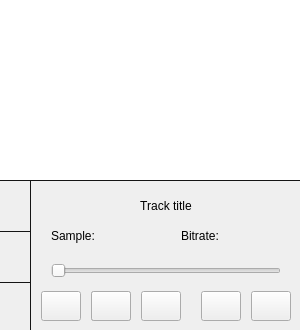
psv-git/Qrudio, file src/forms/PlayerWindow.ui: the form before one commit.
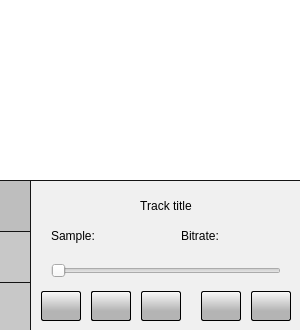
The form after the commit. Icons and pictures are not drawn.

```diff
--- a/src/forms/PlayerWindow.ui
+++ b/src/forms/PlayerWindow.ui
@@ -83,6 +83,8 @@
 QTabBar:tab {
 	width: 30px;
 	height: 50px;
+
+	background-color: rgb(200, 200, 200);
 	
 	border-top: 1px solid  rgb(20, 20, 20);
 	border-right: 1px solid  rgb(20, 20, 20);
@@ -91,6 +93,10 @@
 	padding-top: -15px;
 	padding-bottom: 15px;
 }
+
+QTabBar:tab:selected {
+    background-color: rgb(190, 190, 190);
+}
 </string>
     </property>
     <property name="tabPosition">
@@ -124,10 +130,19 @@
      <bool>false</bool>
     </property>
     <widget class="QWidget" name="playTab">
+     <property name="styleSheet">
+      <string notr="true">QWidget {
+	background-color: rgb(240, 240, 240);
+}
+</string>
+     </property>
      <attribute name="title">
       <string/>
      </attribute>
      <widget class="QPushButton" name="prevPlayButton">
+      <property name="enabled">
+       <bool>true</bool>
+      </property>
       <property name="geometry">
        <rect>
         <x>10</x>
@@ -148,6 +163,29 @@
         <height>30</height>
        </size>
       </property>
+      <property name="styleSheet">
+       <string notr="true">QPushButton {
+	font: 75 12pt &quot;Liberation Sans&quot;;
+	color: rgb(255, 255, 255);
+
+	background-color: qlineargradient(x1: 0, y1: 0, x2: 0, y2: 0.67,  stop: 0 rgb(250,250, 250), stop: 1 rgb(180, 180, 180));
+
+	border: 1px solid  rgb(0, 0, 0);
+	border-radius: 2px;
+}
+
+QPushButton:hover {
+	background-color: qlineargradient(x1: 0, y1: 0, x2: 0, y2: 0.67,  stop: 0 rgb(230,230, 230), stop: 1 rgb(160, 160, 160));
+}
+
+QPushButton:disabled {
+	background-color: rgb(220, 220, 220);
+}
+</string>
+      </property>
+      <property name="locale">
+       <locale language="English" country="UnitedStates"/>
+      </property>
       <property name="text">
        <string/>
       </property>
@@ -173,6 +211,26 @@
         <height>30</height>
        </size>
       </property>
+      <property name="styleSheet">
+       <string notr="true">QPushButton {
+	font: 75 12pt &quot;Liberation Sans&quot;;
+	color: rgb(255, 255, 255);
+
+	background-color: qlineargradient(x1: 0, y1: 0, x2: 0, y2: 0.67,  stop: 0 rgb(250,250, 250), stop: 1 rgb(180, 180, 180));
+
+	border: 1px solid  rgb(0, 0, 0);
+	border-radius: 2px;
+}
+
+QPushButton:hover {
+	background-color: qlineargradient(x1: 0, y1: 0, x2: 0, y2: 0.67,  stop: 0 rgb(230,230, 230), stop: 1 rgb(160, 160, 160));
+}
+
+QPushButton:disabled {
+	background-color: rgb(220, 220, 220);
+}
+</string>
+      </property>
       <property name="text">
        <string/>
       </property>
@@ -204,6 +262,29 @@
         <height>30</height>
        </size>
       </property>
+      <property name="styleSheet">
+       <string notr="true">QPushButton {
+	font: 75 12pt &quot;Liberation Sans&quot;;
+	color: rgb(255, 255, 255);
+
+	background-color: qlineargradient(x1: 0, y1: 0, x2: 0, y2: 0.67,  stop: 0 rgb(250,250, 250), stop: 1 rgb(180, 180, 180));
+
+	border: 1px solid  rgb(0, 0, 0);
+	border-radius: 2px;
+}
+
+QPushButton:hover {
+	background-color: qlineargradient(x1: 0, y1: 0, x2: 0, y2: 0.67,  stop: 0 rgb(230,230, 230), stop: 1 rgb(160, 160, 160));
+}
+
+QPushButton:disabled {
+	background-color: rgb(220, 220, 220);
+}
+</string>
+      </property>
+      <property name="locale">
+       <locale language="English" country="UnitedStates"/>
+      </property>
       <property name="text">
        <string/>
       </property>
@@ -297,6 +378,29 @@
         <height>30</height>
        </size>
       </property>
+      <property name="styleSheet">
+       <string notr="true">QPushButton {
+	font: 75 12pt &quot;Liberation Sans&quot;;
+	color: rgb(255, 255, 255);
+
+	background-color: qlineargradient(x1: 0, y1: 0, x2: 0, y2: 0.67,  stop: 0 rgb(250,250, 250), stop: 1 rgb(180, 180, 180));
+
+	border: 1px solid  rgb(0, 0, 0);
+	border-radius: 2px;
+}
+
+QPushButton:hover {
+	background-color: qlineargradient(x1: 0, y1: 0, x2: 0, y2: 0.67,  stop: 0 rgb(230,230, 230), stop: 1 rgb(160, 160, 160));
+}
+
+QPushButton:disabled {
+	background-color: rgb(220, 220, 220);
+}
+</string>
+      </property>
+      <property name="locale">
+       <locale language="English" country="UnitedStates"/>
+      </property>
       <property name="text">
        <string/>
       </property>
@@ -331,6 +435,29 @@
         <height>30</height>
        </size>
       </property>
+      <property name="styleSheet">
+       <string notr="true">QPushButton {
+	font: 75 12pt &quot;Liberation Sans&quot;;
+	color: rgb(255, 255, 255);
+
+	background-color: qlineargradient(x1: 0, y1: 0, x2: 0, y2: 0.67,  stop: 0 rgb(250,250, 250), stop: 1 rgb(180, 180, 180));
+
+	border: 1px solid  rgb(0, 0, 0);
+	border-radius: 2px;
+}
+
+QPushButton:hover {
+	background-color: qlineargradient(x1: 0, y1: 0, x2: 0, y2: 0.67,  stop: 0 rgb(230,230, 230), stop: 1 rgb(160, 160, 160));
+}
+
+QPushButton:disabled {
+	background-color: rgb(220, 220, 220);
+}
+</string>
+      </property>
+      <property name="locale">
+       <locale language="English" country="UnitedStates"/>
+      </property>
       <property name="text">
        <string/>
       </property>
@@ -504,6 +631,29 @@
         <height>30</height>
        </size>
       </property>
+      <property name="styleSheet">
+       <string notr="true">QPushButton {
+	font: 75 12pt &quot;Liberation Sans&quot;;
+	color: rgb(255, 255, 255);
+
+	background-color: qlineargradient(x1: 0, y1: 0, x2: 0, y2: 0.67,  stop: 0 rgb(250,250, 250), stop: 1 rgb(180, 180, 180));
+
+	border: 1px solid  rgb(0, 0, 0);
+	border-radius: 2px;
+}
+
+QPushButton:hover {
+	background-color: qlineargradient(x1: 0, y1: 0, x2: 0, y2: 0.67,  stop: 0 rgb(230,230, 230), stop: 1 rgb(160, 160, 160));
+}
+
+QPushButton:disabled {
+	background-color: rgb(220, 220, 220);
+}
+</string>
+      </property>
+      <property name="locale">
+       <locale language="English" country="UnitedStates"/>
+      </property>
       <property name="text">
        <string/>
       </property>
```
Left out of the diff: 51 changed lines with no effect on the pictures.
